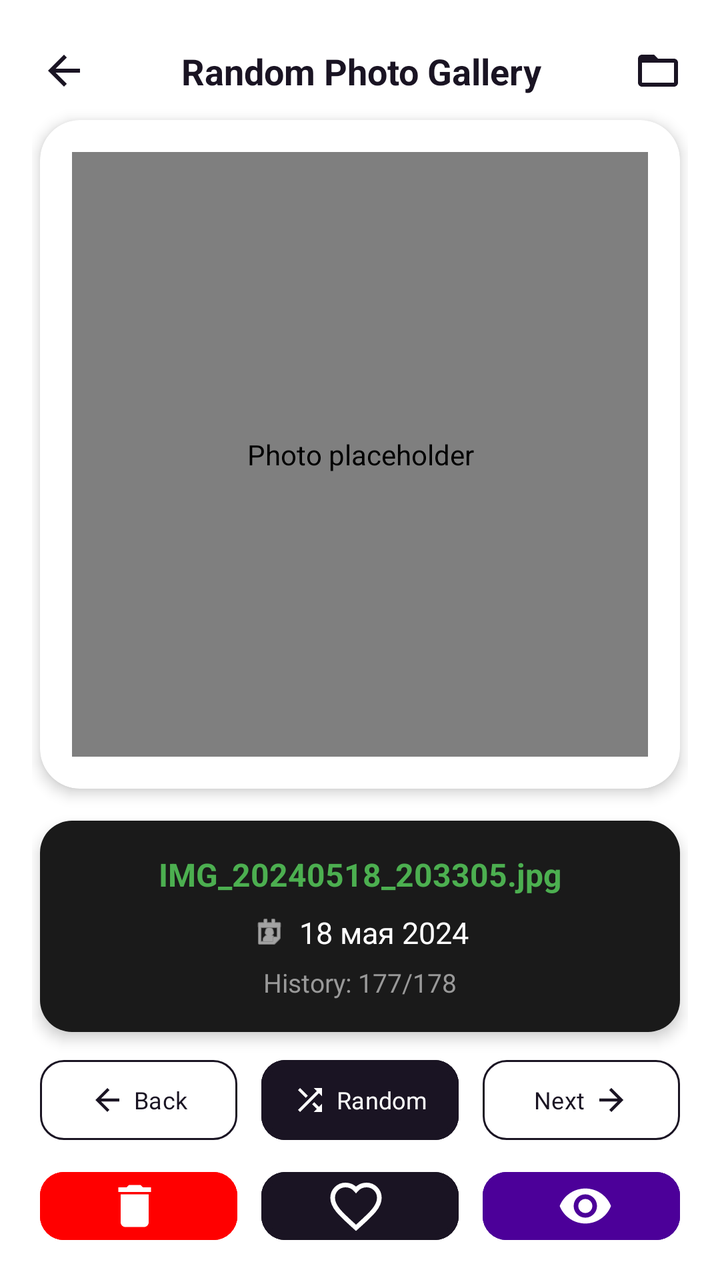
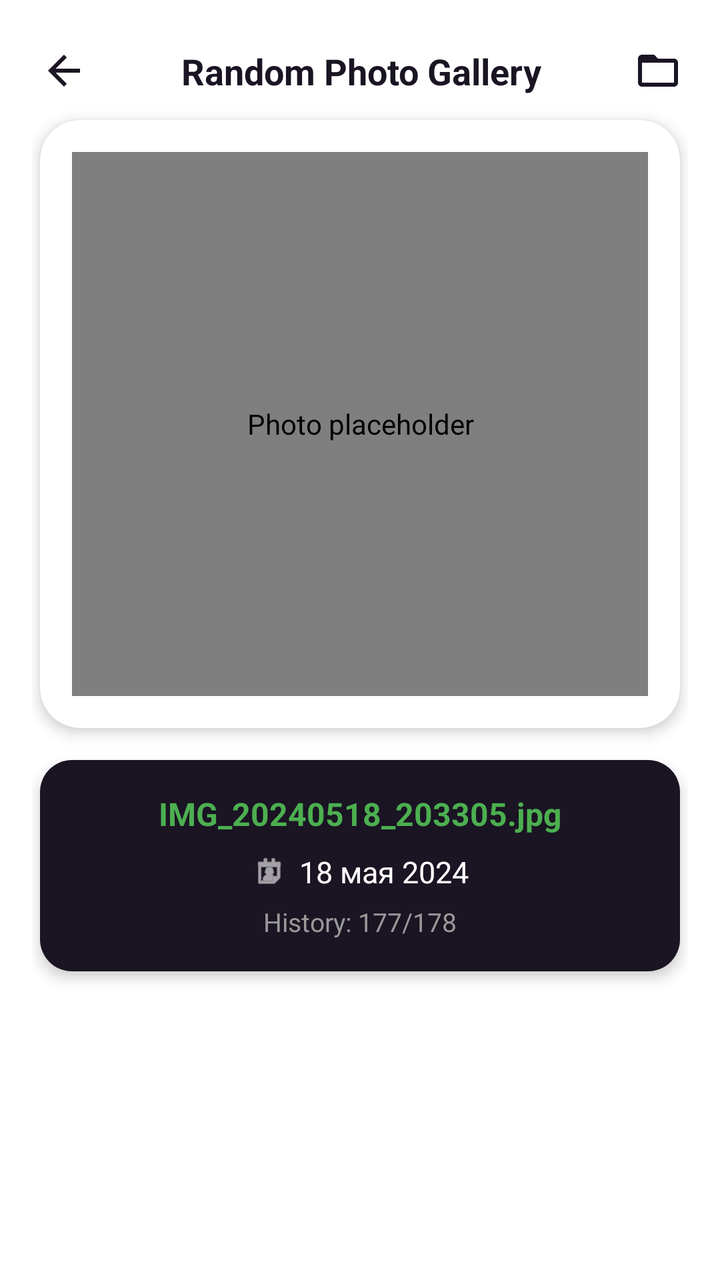

An Android layout rendered at two revisions. The XML below is the earlier revision; the diff shows what the commit changed to produce the second picture.
<!-- AndroidManifest.xml: application theme Theme.MyPhotos -->
<!-- res/layout/activity_random_gallery.xml -->
<?xml version="1.0" encoding="utf-8"?>
<androidx.constraintlayout.widget.ConstraintLayout xmlns:android="http://schemas.android.com/apk/res/android"
    xmlns:app="http://schemas.android.com/apk/res-auto"
    xmlns:tools="http://schemas.android.com/tools"
    android:id="@+id/main"
    android:layout_width="match_parent"
    android:layout_height="match_parent"
    android:background="@color/white"

    android:padding="16dp"


    tools:context=".MainActivity">

    

    <LinearLayout
        android:id="@+id/toolbar"
        android:layout_width="353dp"
        android:layout_height="39dp"

        android:layout_marginBottom="24dp"
        android:paddingStart="16dp"
        android:paddingEnd="16dp"

        android:background="@color/white"
        android:gravity="center_vertical"
        android:orientation="horizontal"
        app:layout_constraintEnd_toEndOf="parent"
        app:layout_constraintStart_toStartOf="parent"
        app:layout_constraintTop_toTopOf="parent">

        
        <ImageView
            android:id="@+id/menuIcon"
            android:layout_width="24dp"
            android:layout_height="24dp"
            android:contentDescription="Back"
            android:src="@drawable/arrow_back_24"
            app:tint="@color/black" />

        
        <TextView
            android:id="@+id/titleText"
            android:layout_width="0dp"
            android:layout_height="wrap_content"
            android:layout_weight="1"
            android:gravity="center"
            android:text="Random Photo Gallery"
            android:textColor="@color/black"
            android:textSize="18sp"
            android:textStyle="bold" />

        
        <ImageView
            android:id="@+id/folderIcon"
            android:layout_width="24dp"
            android:layout_height="24dp"
            android:contentDescription="Folder"
            android:src="@drawable/folder_24"
            app:tint="@color/black" />

    </LinearLayout>

    

    <androidx.cardview.widget.CardView
        android:id="@+id/photoCard"
        android:layout_width="0dp"
        android:layout_height="0dp"
        android:layout_marginTop="5dp"
        android:layout_marginStart="4dp"
        android:layout_marginEnd="4dp"
        app:cardCornerRadius="20dp"
        app:cardElevation="4dp"
        app:cardBackgroundColor="@color/white"
        app:layout_constraintTop_toBottomOf="@id/toolbar"
        app:layout_constraintStart_toStartOf="parent"
        app:layout_constraintEnd_toEndOf="parent"
        app:layout_constraintHeight_percent="0.55">

        <androidx.constraintlayout.widget.ConstraintLayout
            android:layout_width="match_parent"
            android:layout_height="match_parent"
            android:padding="16dp">

            
            <com.github.chrisbanes.photoview.PhotoView
                android:id="@+id/imageView"
                android:layout_width="0dp"
                android:layout_height="0dp"
                android:background="#ffffff"
                android:scaleType="fitCenter"
                android:src="@android:drawable/ic_menu_gallery"
                android:contentDescription="Photo placeholder"
                app:layout_constraintTop_toTopOf="parent"
                app:layout_constraintStart_toStartOf="parent"
                app:layout_constraintEnd_toEndOf="parent"
                app:layout_constraintBottom_toBottomOf="parent" />

        </androidx.constraintlayout.widget.ConstraintLayout>

    </androidx.cardview.widget.CardView>

    

    <LinearLayout
        android:id="@+id/infoContainer"
        android:layout_width="0dp"
        android:layout_height="wrap_content"
        android:layout_marginTop="16dp"
        android:background="@drawable/bg_info_rounded"
        android:elevation="4dp"
        android:orientation="vertical"
        android:gravity="center_horizontal"
        android:paddingVertical="16dp"
        android:layout_marginStart="4dp"
        android:layout_marginEnd="4dp"
        app:layout_constraintTop_toBottomOf="@id/photoCard"
        app:layout_constraintStart_toStartOf="parent"
        app:layout_constraintEnd_toEndOf="parent">

        <TextView
            android:id="@+id/fileNameText"
            android:layout_width="match_parent"
            android:layout_height="wrap_content"
            android:layout_marginStart="20dp"
            android:layout_marginEnd="20dp"
            android:gravity="center"
            android:maxLines="1"
            android:ellipsize="end"
            android:singleLine="true"
            android:text="IMG_20240518_203305.jpg"
            android:textColor="#4CAF50"
            android:textSize="16sp"
            android:textStyle="bold" />

        <LinearLayout
            android:layout_width="wrap_content"
            android:layout_height="wrap_content"
            android:layout_marginTop="8dp"
            android:gravity="center_vertical"
            android:orientation="horizontal">

            <ImageView
                android:layout_width="18dp"
                android:layout_height="18dp"
                android:layout_marginEnd="6dp"
                android:src="@android:drawable/ic_menu_my_calendar"
                app:tint="@color/white"
                android:contentDescription="Date" />

            <TextView
                android:id="@+id/dateText"
                android:layout_width="wrap_content"
                android:layout_height="wrap_content"
                android:text="18 мая 2024"
                android:textColor="@color/white"
                android:textSize="15sp" />

        </LinearLayout>

        <TextView
            android:id="@+id/historyText"
            android:layout_width="wrap_content"
            android:layout_height="wrap_content"
            android:layout_marginTop="6dp"
            android:text="History: 177/178"
            android:textColor="#999999"
            android:textSize="13sp" />

    </LinearLayout>

    

    <LinearLayout
        android:id="@+id/buttonRow"
        android:layout_width="0dp"
        android:layout_height="wrap_content"
        android:layout_marginTop="10dp"
        android:orientation="horizontal"
        android:weightSum="3"
        app:layout_constraintTop_toBottomOf="@id/infoContainer"
        app:layout_constraintStart_toStartOf="parent"
        app:layout_constraintEnd_toEndOf="parent">

        <com.google.android.material.button.MaterialButton
            android:id="@+id/backButton"
            style="@style/RandomButtonStyle"
            android:layout_width="0dp"
            android:layout_height="48dp"
            android:layout_weight="1"
            android:layout_marginStart="4dp"
            android:layout_marginEnd="6dp"
            android:backgroundTint="@color/white"
            android:paddingStart="6dp"
            android:paddingEnd="6dp"
            android:text="Back"
            android:textColor="@color/black"
            android:textSize="12sp"
            
            app:cornerRadius="12dp"
            app:icon="@drawable/arrow_back_24"
            app:iconGravity="textStart"
            app:iconPadding="4dp"
            app:iconTint="@color/black"
            app:strokeColor="@color/black"
            app:strokeWidth="1dp" />

        <com.google.android.material.button.MaterialButton
            android:id="@+id/randomButton"
            style="@style/RandomButtonStyle"
            android:layout_width="0dp"
            android:layout_height="48dp"
            android:layout_marginHorizontal="6dp"
            android:layout_weight="1"
            android:backgroundTint="@color/black"
            android:paddingStart="6dp"
            android:paddingEnd="6dp"
            android:text="Random"
            android:textColor="@color/white"
            android:textSize="12sp"
            app:cornerRadius="12dp"
            app:icon="@drawable/shuffle_24"
            app:iconGravity="textStart"
            app:iconPadding="4dp"
            app:iconTint="@color/white"
            app:strokeColor="@color/black"
            app:strokeWidth="3dp" />

        <com.google.android.material.button.MaterialButton
            android:id="@+id/nextButton"
            style="@style/RandomButtonStyle"
            android:layout_width="0dp"
            android:layout_height="48dp"
            android:layout_weight="1"
            android:layout_marginStart="6dp"
            android:layout_marginEnd="4dp"
            android:backgroundTint="@color/white"
            android:paddingStart="6dp"
            android:paddingEnd="6dp"
            android:text="Next"
            android:textColor="@color/black"
            android:textSize="12sp"
            app:cornerRadius="12dp"
            app:icon="@drawable/arrow_forward_24"
            app:iconGravity="textEnd"
            app:iconPadding="4dp"
            app:iconTint="@color/black"
            app:strokeColor="@color/black"
            app:strokeWidth="1dp" />

    </LinearLayout>

    

    <LinearLayout
        android:id="@+id/actionRow"
        android:layout_width="0dp"
        android:layout_height="0dp"
        android:layout_marginTop="8dp"
        android:orientation="horizontal"
        android:weightSum="3"
        app:layout_constraintTop_toBottomOf="@id/buttonRow"
        app:layout_constraintBottom_toBottomOf="parent"
        app:layout_constraintStart_toStartOf="parent"
        app:layout_constraintEnd_toEndOf="parent">

        <com.google.android.material.button.MaterialButton
            android:id="@+id/deleteButton"
            style="@style/RandomButtonStyle"
            android:layout_width="0dp"
            android:layout_height="match_parent"
            android:layout_weight="1"
            android:layout_marginStart="4dp"
            android:layout_marginEnd="6dp"

            app:icon="@drawable/delete_24"
            app:iconSize="@dimen/icon_size"

            android:backgroundTint="@color/red_delete"
            android:textColor="@color/red_delete"
            app:iconTint="@color/white"
            app:strokeColor="@color/red_delete"

            android:paddingStart="6dp"
            android:paddingEnd="6dp"
            android:textSize="12sp"
            app:cornerRadius="12dp"
            app:iconGravity="textStart"
            app:iconPadding="4dp"
            app:strokeWidth="1dp" />

        <com.google.android.material.button.MaterialButton
            android:id="@+id/likeButton"
            style="@style/RandomButtonStyle"
            android:layout_width="0dp"
            android:layout_height="match_parent"
            android:layout_marginHorizontal="6dp"
            android:layout_weight="1"
            android:paddingStart="6dp"
            android:paddingEnd="6dp"
            android:textSize="12sp"
            app:cornerRadius="12dp"
            app:iconPadding="4dp"
            app:iconGravity="textStart"
            app:icon="@drawable/ic_heart_outline"
            app:iconSize="@dimen/icon_size"
            app:iconTint="@color/white"
            android:backgroundTint="@color/black"
            app:strokeColor="@color/black"
            android:textColor="@color/white"
            app:strokeWidth="3dp" />

        <com.google.android.material.button.MaterialButton
            android:id="@+id/viewButton"
            style="@style/RandomButtonStyle"
            android:layout_width="0dp"
            android:layout_height="match_parent"
            android:layout_weight="1"
            android:layout_marginStart="6dp"
            android:layout_marginEnd="4dp"
            android:paddingStart="6dp"
            android:paddingEnd="6dp"
            app:iconPadding="4dp"
            app:strokeWidth="1dp"
            app:iconGravity="textEnd"
            android:textSize="12sp"
            app:cornerRadius="12dp"
            android:backgroundTint="@color/eye"
            android:textColor="@color/black"
            app:iconTint="@color/white"
            app:strokeColor="@color/eye"

            app:iconSize="@dimen/icon_size"
            app:icon="@drawable/visibility" />

    </LinearLayout>

</androidx.constraintlayout.widget.ConstraintLayout>
<!-- resources referenced by this layout -->
<resources>
  <color name="black">#1A1423</color>
  <color name="eye">#4C0099</color>
  <color name="red_delete">#FF0000</color>
  <color name="white">#FFFFFF</color>
  <dimen name="icon_size">28dp</dimen>
  <!-- drawable arrow_back_24 (drawable) -->
  <vector xmlns:android="http://schemas.android.com/apk/res/android"
      android:width="24dp"
      android:height="24dp"
      android:viewportWidth="24"
      android:viewportHeight="24"
      android:tint="?attr/colorControlNormal"
      android:autoMirrored="true">
      <path
          android:fillColor="@android:color/white"
          android:pathData="M20,11H7.83l5.59,-5.59L12,4l-8,8 8,8 1.41,-1.41L7.83,13H20v-2z"/>
  </vector>
  <!-- drawable arrow_forward_24 (drawable) -->
  <vector xmlns:android="http://schemas.android.com/apk/res/android"
      android:width="24dp"
      android:height="24dp"
      android:viewportWidth="24"
      android:viewportHeight="24"
      android:tint="?attr/colorControlNormal"
      android:autoMirrored="true">
      <path
          android:fillColor="@android:color/white"
          android:pathData="M12,4l-1.41,1.41L16.17,11H4v2h12.17l-5.58,5.59L12,20l8,-8z"/>
  </vector>
  <!-- drawable bg_info_rounded (drawable) -->
  <?xml version="1.0" encoding="utf-8"?>
  <shape xmlns:android="http://schemas.android.com/apk/res/android"
      android:shape="rectangle">
      <solid android:color="#1A1A1A" />
      <corners android:radius="16dp" />
  </shape>
  <!-- drawable delete_24 (drawable) -->
  <vector xmlns:android="http://schemas.android.com/apk/res/android"
      android:width="24dp"
      android:height="24dp"
      android:viewportWidth="24"
      android:viewportHeight="24"
      android:tint="?attr/colorControlNormal">
      <path
          android:fillColor="@android:color/white"
          android:pathData="M6,19c0,1.1 0.9,2 2,2h8c1.1,0 2,-0.9 2,-2V7H6v12zM19,4h-3.5l-1,-1h-5l-1,1H5v2h14V4z"/>
  </vector>
  <!-- drawable folder_24 (drawable) -->
  <vector xmlns:android="http://schemas.android.com/apk/res/android"
      android:width="24dp"
      android:height="24dp"
      android:viewportWidth="24"
      android:viewportHeight="24"
      android:tint="?attr/colorControlNormal">
      <path
          android:fillColor="@android:color/white"
          android:pathData="M20,6h-8l-2,-2H4c-1.1,0 -1.99,0.9 -1.99,2L2,18c0,1.1 0.9,2 2,2h16c1.1,0 2,-0.9 2,-2V8c0,-1.1 -0.9,-2 -2,-2zM20,18H4V8h16v10z"/>
  </vector>
  <!-- drawable ic_heart_outline (drawable) -->
  <vector xmlns:android="http://schemas.android.com/apk/res/android"
      android:width="24dp"
      android:height="24dp"
      android:viewportWidth="24"
      android:viewportHeight="24">
      <path
          android:strokeColor="#FF0000"
          android:strokeWidth="2"
          android:fillColor="#00000000"
          android:pathData="M12,21.35l-1.45,-1.32C5.4,15.36 2,12.28 2,8.5 2,5.42 4.42,3 7.5,3c1.74,0 3.41,0.81 4.5,2.09C13.09,3.81 14.76,3 16.5,3 19.58,3 22,5.42 22,8.5c0,3.78 -3.4,6.86 -8.55,11.54L12,21.35z"/>
  </vector>
  <style name="RandomButtonStyle">
          <item name="android:fontFamily">@font/lato_black</item>
          <item name="android:textSize">16sp</item>
      </style>
  <style name="Theme.MyPhotos" parent="Base.Theme.MyPhotos" />
  <style name="Base.Theme.MyPhotos" parent="Theme.Material3.DayNight.NoActionBar">
          
          <item name="colorPrimary">@color/black</item>
          <item name="colorOnPrimary">@color/white</item>
  
          
          <item name="android:statusBarColor">@color/black</item>
          <item name="android:navigationBarColor">@color/black</item>
          <item name="android:windowLightStatusBar">false</item>
      </style>
  <!-- unchanged entries left out for length: 2 -->
</resources>

<!-- the commit's change to res/layout/activity_random_gallery.xml (unified diff, before → after) -->
@@ -77,7 +77,7 @@
         app:layout_constraintTop_toBottomOf="@id/toolbar"
         app:layout_constraintStart_toStartOf="parent"
         app:layout_constraintEnd_toEndOf="parent"
-        app:layout_constraintHeight_percent="0.55">
+        app:layout_constraintHeight_percent="0.50">
 
         <androidx.constraintlayout.widget.ConstraintLayout
             android:layout_width="match_parent"
@@ -107,6 +107,7 @@
     <LinearLayout
         android:id="@+id/infoContainer"
         android:layout_width="0dp"
+        android:backgroundTint="@color/black"
         android:layout_height="wrap_content"
         android:layout_marginTop="16dp"
         android:background="@drawable/bg_info_rounded"
@@ -179,77 +180,34 @@
         android:layout_height="wrap_content"
         android:layout_marginTop="10dp"
         android:orientation="horizontal"
-        android:weightSum="3"
         app:layout_constraintTop_toBottomOf="@id/infoContainer"
         app:layout_constraintStart_toStartOf="parent"
         app:layout_constraintEnd_toEndOf="parent">
 
         <com.google.android.material.button.MaterialButton
-            android:id="@+id/backButton"
-            style="@style/RandomButtonStyle"
-            android:layout_width="0dp"
-            android:layout_height="48dp"
-            android:layout_weight="1"
-            android:layout_marginStart="4dp"
-            android:layout_marginEnd="6dp"
-            android:backgroundTint="@color/white"
-            android:paddingStart="6dp"
-            android:paddingEnd="6dp"
-            android:text="Back"
-            android:textColor="@color/black"
-            android:textSize="12sp"
-            
-            app:cornerRadius="12dp"
-            app:icon="@drawable/arrow_back_24"
-            app:iconGravity="textStart"
-            app:iconPadding="4dp"
-            app:iconTint="@color/black"
-            app:strokeColor="@color/black"
-            app:strokeWidth="1dp" />
-
-        <com.google.android.material.button.MaterialButton
             android:id="@+id/randomButton"
             style="@style/RandomButtonStyle"
-            android:layout_width="0dp"
-            android:layout_height="48dp"
+            android:layout_width="match_parent"
+            android:layout_height="@dimen/small_btn_size"
             android:layout_marginHorizontal="6dp"
-            android:layout_weight="1"
-            android:backgroundTint="@color/black"
             android:paddingStart="6dp"
             android:paddingEnd="6dp"
             android:text="Random"
             android:textColor="@color/white"
-            android:textSize="12sp"
+            android:textSize="28sp"
             app:cornerRadius="12dp"
             app:icon="@drawable/shuffle_24"
             app:iconGravity="textStart"
-            app:iconPadding="4dp"
-            app:iconTint="@color/white"
-            app:strokeColor="@color/black"
+            app:iconPadding="10dp"
+            app:iconSize="28dp"
+            app:iconTint="@color/white"
+            android:backgroundTint="@color/eye"
+            app:strokeColor="@color/eye"
+
+            app:elevation="8dp"
+
             app:strokeWidth="3dp" />
 
-        <com.google.android.material.button.MaterialButton
-            android:id="@+id/nextButton"
-            style="@style/RandomButtonStyle"
-            android:layout_width="0dp"
-            android:layout_height="48dp"
-            android:layout_weight="1"
-            android:layout_marginStart="6dp"
-            android:layout_marginEnd="4dp"
-            android:backgroundTint="@color/white"
-            android:paddingStart="6dp"
-            android:paddingEnd="6dp"
-            android:text="Next"
-            android:textColor="@color/black"
-            android:textSize="12sp"
-            app:cornerRadius="12dp"
-            app:icon="@drawable/arrow_forward_24"
-            app:iconGravity="textEnd"
-            app:iconPadding="4dp"
-            app:iconTint="@color/black"
-            app:strokeColor="@color/black"
-            app:strokeWidth="1dp" />
-
     </LinearLayout>
 
     
@@ -257,12 +215,12 @@
     <LinearLayout
         android:id="@+id/actionRow"
         android:layout_width="0dp"
-        android:layout_height="0dp"
-        android:layout_marginTop="8dp"
+        android:layout_height="wrap_content"
+        android:layout_marginTop="6dp"
+        android:layout_marginBottom="24dp"
         android:orientation="horizontal"
         android:weightSum="3"
         app:layout_constraintTop_toBottomOf="@id/buttonRow"
-        app:layout_constraintBottom_toBottomOf="parent"
         app:layout_constraintStart_toStartOf="parent"
         app:layout_constraintEnd_toEndOf="parent">
 
@@ -270,10 +228,10 @@
             android:id="@+id/deleteButton"
             style="@style/RandomButtonStyle"
             android:layout_width="0dp"
-            android:layout_height="match_parent"
+            android:layout_height="@dimen/small_btn_size"
             android:layout_weight="1"
             android:layout_marginStart="4dp"
-            android:layout_marginEnd="6dp"
+            android:layout_marginEnd="8dp"
 
             app:icon="@drawable/delete_24"
             app:iconSize="@dimen/icon_size"
@@ -295,11 +253,11 @@
             android:id="@+id/likeButton"
             style="@style/RandomButtonStyle"
             android:layout_width="0dp"
-            android:layout_height="match_parent"
+            android:layout_height="@dimen/small_btn_size"
             android:layout_marginHorizontal="6dp"
             android:layout_weight="1"
             android:paddingStart="6dp"
-            android:paddingEnd="6dp"
+            android:paddingEnd="10dp"
             android:textSize="12sp"
             app:cornerRadius="12dp"
             app:iconPadding="4dp"
@@ -316,7 +274,7 @@
             android:id="@+id/viewButton"
             style="@style/RandomButtonStyle"
             android:layout_width="0dp"
-            android:layout_height="match_parent"
+            android:layout_height="@dimen/small_btn_size"
             android:layout_weight="1"
             android:layout_marginStart="6dp"
             android:layout_marginEnd="4dp"
<!-- resource entries referenced after the edit -->
@@ -16,18 +16,6 @@
       <path
           android:fillColor="@android:color/white"
           android:pathData="M20,11H7.83l5.59,-5.59L12,4l-8,8 8,8 1.41,-1.41L7.83,13H20v-2z"/>
-  </vector>
-  <!-- drawable arrow_forward_24 (drawable) -->
-  <vector xmlns:android="http://schemas.android.com/apk/res/android"
-      android:width="24dp"
-      android:height="24dp"
-      android:viewportWidth="24"
-      android:viewportHeight="24"
-      android:tint="?attr/colorControlNormal"
-      android:autoMirrored="true">
-      <path
-          android:fillColor="@android:color/white"
-          android:pathData="M12,4l-1.41,1.41L16.17,11H4v2h12.17l-5.58,5.59L12,20l8,-8z"/>
   </vector>
   <!-- drawable bg_info_rounded (drawable) -->
   <?xml version="1.0" encoding="utf-8"?>
